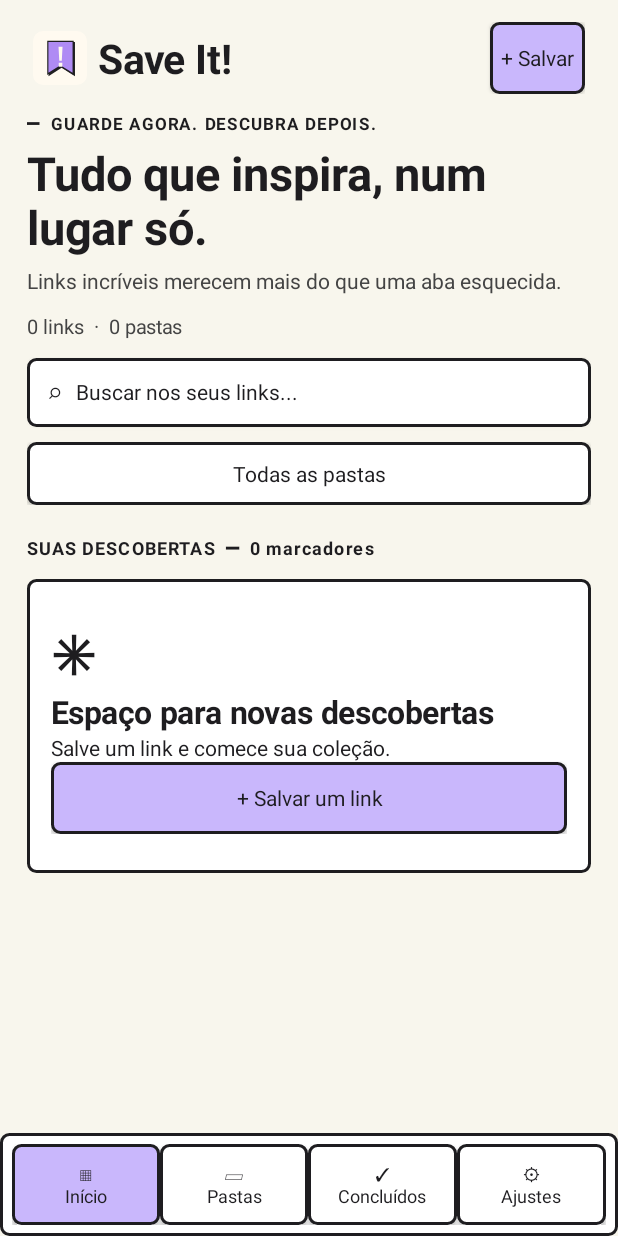
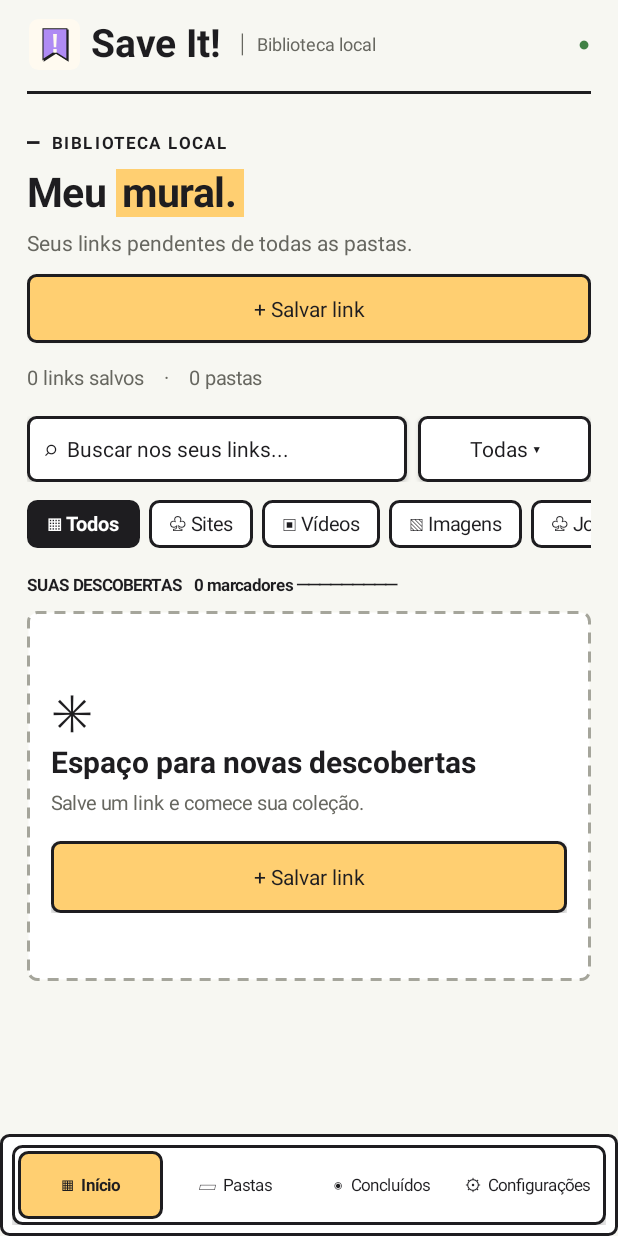
Before and after one commit to daadvi/Save-It, an Android app: the screen it shows after launch (MainActivity), on a phone screen of 412 x 824 dp. Run offline under Robolectric (Android 15) with nearby library versions, the phone set to English and light mode, and no system bars; pictures from the network do not load.

Commit message:
Alinha telas Android ao visual do computador

```diff
--- a/app/build.gradle.kts
+++ b/app/build.gradle.kts
@@ -9,8 +9,8 @@ android {
         applicationId = "br.com.saveit"
         minSdk = 26
         targetSdk = 35
-        versionCode = 4
-        versionName = "1.3.0"
+        versionCode = 5
+        versionName = "1.4.0"
     }
     testOptions.unitTests.isIncludeAndroidResources = true
     compileOptions {
--- a/app/src/main/java/br/com/saveit/Cards.kt
+++ b/app/src/main/java/br/com/saveit/Cards.kt
@@ -14,7 +14,7 @@ import coil.load
 import java.net.URI
 
 val ink = Color.rgb(30, 29, 32)
-val paper = Color.rgb(248, 246, 237)
+val paper = Color.rgb(247, 247, 242)
 fun Context.dp(value: Int) = (resources.displayMetrics.density * value + .5f).toInt()
 fun Context.panel(color: Int) = GradientDrawable().apply {
     setColor(color)
--- a/app/src/main/java/br/com/saveit/MainActivity.kt
+++ b/app/src/main/java/br/com/saveit/MainActivity.kt
@@ -21,6 +21,10 @@ class MainActivity : Activity() {
     private var folderId: String? = null
     private var doneFolder: String? = null
     private var query = ""
+    private var selectedType = 0
+    private var sortOrder = 0
+    private var selectedFolder: String? = null
+    private var folderStatus = 0
     private var accent = Color.rgb(201, 183, 252)
     private lateinit var column: LinearLayout
     private lateinit var grid: RecyclerView
@@ -111,101 +115,130 @@ class MainActivity : Activity() {
     private fun show() {
         column.removeAllViews()
         dock.removeAllViews()
-        val nav = listOf("▦\nInício", "▱\nPastas", "✓\nConcluídos", "⚙\nAjustes")
-        nav.forEachIndexed { index, text ->
-            val button = action(text, if (index == tab) accent else Color.WHITE) {
-                tab = index; query = ""; show()
-            }.apply { textSize = 12f; setPadding(dp(2), dp(3), dp(2), dp(3)); setTextColor(ink) }
-            dock.weighted(button, dp(54))
+        val navLabels = listOf("▦  Início", "▱  Pastas", "◉  Concluídos", "⚙  Configurações")
+        val dockShell = LinearLayout(this).apply {
+            gravity = Gravity.CENTER
+            background = outlined()
+            elevation = dp(5).toFloat()
+            setPadding(dp(4), dp(4), dp(4), dp(4))
         }
-        val header = row().apply { setPadding(dp(4), dp(7), dp(4), dp(12)) }
-        header.addView(ImageView(this).apply { setImageResource(R.drawable.bookmark) }, LinearLayout.LayoutParams(dp(36), dp(36)))
-        header.weighted(label("Save It!", 27, true).apply { setPadding(dp(7), 0, 0, 0) })
-        header.addView(action("+ Salvar", accent) { linkEditor() })
-        column.addView(header)
+        navLabels.forEachIndexed { index, title ->
+            val item = text(title, 11, index == tab).apply {
+                gravity = Gravity.CENTER
+                background = if (index == tab) outlined(honey) else null
+                setOnClickListener { tab = index; query = ""; show() }
+            }
+            dockShell.addView(item, LinearLayout.LayoutParams(0, dp(45), 1f))
+        }
+        dock.addView(dockShell, LinearLayout.LayoutParams(-1, -2))
 
-        val eyebrow = when (tab) {
-            1 -> "CADA IDEIA NO SEU LUGAR"
-            2 -> "MISSÃO CUMPRIDA"
-            3 -> "DEIXE COM A SUA CARA"
-            else -> "GUARDE AGORA. DESCUBRA DEPOIS."
+        val brand = row().apply { setPadding(dp(1), dp(5), dp(1), dp(14)) }
+        brand.addView(ImageView(this).apply { setImageResource(R.drawable.bookmark) }, LinearLayout.LayoutParams(dp(34), dp(34)))
+        brand.addView(text("Save It!", 26, true).apply { setPadding(dp(7), 0, dp(9), 0) })
+        brand.addView(text("│  Biblioteca local", 12, color = subtle), LinearLayout.LayoutParams(0, -2, 1f))
+        brand.addView(text("●", 13, color = Color.rgb(65, 130, 70)))
+        column.addView(brand)
+        column.addView(View(this).apply { setBackgroundColor(ink) }, LinearLayout.LayoutParams(-1, dp(2)))
+        column.addSpace(this, 25)
+        val eyebrow = listOf("BIBLIOTECA LOCAL", "CADA IDEIA NO SEU LUGAR", "MISSÃO CUMPRIDA", "DEIXE COM A SUA CARA")[tab]
+        column.addView(text("━  $eyebrow", 11, true).apply { letterSpacing = .13f })
+        column.addSpace(this, 10)
+        val heading = row()
+        val parts = listOf(
+            "Meu" to "mural.", "Um universo de" to "pastas.",
+            "Visto. Lido." to "Concluído.", "Seu espaço." to "Suas regras."
+        )[tab]
+        heading.addView(text(parts.first + " ", 27, true))
+        heading.addView(text(parts.second, 27, true).apply { setBackgroundColor(honey); setPadding(dp(4), 0, dp(4), 0) })
+        column.addView(heading)
+        column.addSpace(this, 10)
+        val subtitle = listOf(
+            "Seus links pendentes de todas as pastas.", "Organize suas descobertas. Do seu jeito.",
+            "Suas descobertas já exploradas, sempre à mão.", "Pequenos ajustes para uma coleção que é sua."
+        )[tab]
+        column.addView(text(subtitle, 14, color = subtle))
+        column.addSpace(this, 12)
+        if (tab != 3) {
+            column.addView(action("+ Salvar link", honey) { linkEditor() }, LinearLayout.LayoutParams(-1, dp(46)))
+            column.addSpace(this, 16)
         }
-        column.addView(label("━  $eyebrow", 11, true).apply { letterSpacing = .11f })
-        val heading = when (tab) {
-            1 -> "Um universo de pastas."
-            2 -> "Visto. Lido. Concluído."
-            3 -> "Seu espaço. Suas regras."
-            else -> "Tudo que inspira, num lugar só."
+        if (tab == 3) { settings(); return }
+        if (tab == 1) {
+            val newFolder = action("+ Nova pasta", Color.WHITE) { folderEditor() }
+            column.addView(newFolder, LinearLayout.LayoutParams(-1, dp(45)))
+            column.addSpace(this, 17)
+            val folderBar = LinearLayout(this)
+            if (folderId != null) folderBar.addView(action("‹ Voltar", Color.WHITE) {
+                folderId = library.folders.find { it.id == folderId }?.parent; show()
+            })
+            library.folders.filter { it.parent == folderId }.forEach { f ->
+                folderBar.addView(action("▱  " + f.name, honey) { folderId = f.id; show() }.apply {
+                    setOnLongClickListener { folderEditor(f); true }
+                })
+            }
+            if (folderId != null) column.addView(text(path(folderId), 14, true))
+            column.addView(HorizontalScrollView(this).apply { addView(folderBar) })
+            if (library.folders.isEmpty()) {
+                val emptyFolders = emptyPanel("Sua primeira pasta está esperando", "Crie um lugar para suas próximas descobertas.")
+                emptyFolders.addView(action("Nova pasta", honey) { folderEditor() })
+                column.addView(emptyFolders, LinearLayout.LayoutParams(-1, -2))
+            }
+            val statuses = row()
+            listOf("Pendentes", "Concluídos", "Todos").forEachIndexed { i, name ->
+                statuses.addView(chip(name, folderStatus == i) { folderStatus = i; show() })
+            }
+            column.addView(statuses)
+            column.addSpace(this, 12)
+        } else {
+            column.addView(text("${library.links.count { it.done == (tab == 2) }} links salvos    ·    ${library.folders.size} pastas", 13, color = subtle))
+            column.addSpace(this, 17)
         }
-        column.addView(label(heading, 31, true).apply {
-            setPadding(0, dp(4), 0, dp(5)); maxLines = 2
-        })
-        column.addView(label(when (tab) {
-            1 -> "Organize suas descobertas. Do seu jeito."
-            2 -> "Suas descobertas já exploradas, sempre à mão."
-            3 -> "Pequenos ajustes para uma coleção que é sua."
-            else -> "Links incríveis merecem mais do que uma aba esquecida."
-        }, 14).apply { setTextColor(Color.DKGRAY); setPadding(0, 0, 0, dp(12)) })
-        if (tab == 3) { settings(); return }
-        column.addView(label("${library.links.count { it.done == (tab == 2) }} links  ·  ${library.folders.size} pastas", 13).apply {
-            setPadding(0, 0, 0, dp(12)); setTextColor(Color.DKGRAY)
-        })
-        val search = action(if (query.isBlank()) "⌕   Buscar nos seus links..." else "⌕   $query", Color.WHITE) {
+        val searchRow = row()
+        val search = action(if (query.isEmpty()) "⌕  Buscar nos seus links..." else "⌕  $query", Color.WHITE) {
             val input = EditText(this).apply { setSingleLine(); setText(query); hint = "Título ou endereço" }
             AlertDialog.Builder(this).setTitle("Buscar marcadores").setView(input)
                 .setPositiveButton("Buscar") { _, _ -> query = input.text.toString().trim(); show() }
                 .setNeutralButton("Limpar") { _, _ -> query = ""; show() }.setNegativeButton("Cancelar", null).show()
-        }.apply { gravity = Gravity.CENTER_VERTICAL or Gravity.START; setPadding(dp(14), 0, dp(14), 0) }
-        column.addView(search, LinearLayout.LayoutParams(-1, dp(46)).apply { bottomMargin = dp(10) })
-        val tools = row()
-        if (tab == 1) {
-            tools.weighted(action("+ Nova pasta", accent) { folderEditor() }, dp(42))
-        } else {
-            tools.weighted(action(if (tab == 2 && doneFolder != null) folderName(doneFolder) else "Todas as pastas", Color.WHITE) {
-                select("Filtrar por pasta", listOf("Todas as pastas") + library.folders.map { path(it.id) }) {
-                    doneFolder = library.folders.getOrNull(it - 1)?.id; show()
-                }
-            }, dp(42))
+        }.apply { gravity = Gravity.CENTER_VERTICAL or Gravity.START; setPadding(dp(11), 0, 0, 0) }
+        searchRow.weighted(search, dp(44))
+        val folders = listOf("Todas as pastas") + library.folders.map { path(it.id) }
+        val folderFilter = action(if (selectedFolder == null) "Todas ▾" else folderName(selectedFolder), Color.WHITE) {
+            select("Filtrar por pasta", folders) { selectedFolder = library.folders.getOrNull(it - 1)?.id; show() }
         }
-        column.addView(tools)
-        if (tab == 1) {
-            val folderBar = LinearLayout(this).apply { setPadding(0, dp(10), 0, dp(7)) }
-            if (folderId != null) folderBar.addView(action("‹ Voltar", Color.WHITE) {
-                folderId = library.folders.find { it.id == folderId }?.parent; show()
+        searchRow.addView(folderFilter, LinearLayout.LayoutParams(dp(115), dp(44)).apply { leftMargin = dp(7) })
+        column.addView(searchRow)
+        column.addSpace(this, 12)
+        val chips = LinearLayout(this)
+        listOf("▦ Todos", "♧ Sites", "▣ Vídeos", "▧ Imagens", "♧ Jogos").forEachIndexed { i, name ->
+            chips.addView(chip(name, selectedType == i) { selectedType = i; show() }.apply {
+                layoutParams = LinearLayout.LayoutParams(-2, -2).apply { rightMargin = dp(6) }
             })
-            library.folders.filter { it.parent == folderId }.forEach { f ->
-                folderBar.addView(action("▱  " + f.name, accent) { folderId = f.id; show() }.apply {
-                    setOnLongClickListener { folderEditor(f); true }
-                })
-            }
-            if (folderId != null) column.addView(label(path(folderId), 14, true))
-            column.addView(HorizontalScrollView(this).apply { addView(folderBar) })
         }
+        column.addView(HorizontalScrollView(this).apply { isHorizontalScrollBarEnabled = false; addView(chips) })
+        column.addSpace(this, 17)
         val items = library.links.filter { b ->
-            val inFolder = when (tab) {
+            val folderMatch = when (tab) {
                 1 -> b.folder == folderId
                 2 -> doneFolder == null || library.path(b.folder).any { it.id == doneFolder }
+                else -> selectedFolder == null || library.path(b.folder).any { it.id == selectedFolder }
+            }
+            val statusMatch = if (tab == 1) folderStatus == 2 || b.done == (folderStatus == 1) else b.done == (tab == 2)
+            val kind = when (selectedType) {
+                2 -> b.url.contains("youtube", true) || b.url.contains("vimeo", true) || b.url.contains("instagram", true)
+                3 -> b.url.substringBefore('?').matches(Regex(".*\\.(png|jpg|jpeg|webp|gif)", RegexOption.IGNORE_CASE))
+                4 -> b.url.contains("steampowered", true) || b.url.contains("itch.io", true)
+                1 -> !b.url.contains("youtube", true) && !b.url.contains("instagram", true)
                 else -> true
             }
-            b.done == (tab == 2) && inFolder && (b.title.contains(query, true) || b.url.contains(query, true) || b.note.contains(query, true))
+            folderMatch && statusMatch && kind && (b.title.contains(query, true) || b.url.contains(query, true) || b.note.contains(query, true))
         }.sortedByDescending { if (tab == 2) it.completed else it.created }
-        column.addView(label("SUAS DESCOBERTAS  ━  ${items.size} marcadores", 12, true).apply {
-            letterSpacing = .06f; setPadding(0, dp(20), 0, dp(12))
-        })
+        column.addView(text("SUAS DESCOBERTAS   ${items.size} marcadores ─────────", 11, true))
+        column.addSpace(this, 10)
         if (items.isEmpty()) {
-            val empty = LinearLayout(this).apply {
-                orientation = LinearLayout.VERTICAL; gravity = Gravity.CENTER
-                background = panel(Color.WHITE); setPadding(dp(16), dp(26), dp(16), dp(26))
-            }
-            empty.addView(label("✳", 35, true))
-            empty.addView(label(if (query.isNotBlank()) "Nenhum link por aqui" else "Espaço para novas descobertas", 21, true))
-            empty.addView(label(when {
-                query.isNotBlank() -> "Tente outro termo ou ajuste os filtros."
-                tab == 2 -> "Seus links concluídos aparecerão aqui."
-                else -> "Salve um link e comece sua coleção."
-            }, 14))
-            if (tab != 2) empty.addView(action("+ Salvar um link", accent) { linkEditor() })
-            column.addView(empty, LinearLayout.LayoutParams(-1, -2))
+            val title = if (query.isNotEmpty()) "Nenhum link por aqui" else if (tab == 2) "Nada concluído ainda" else "Espaço para novas descobertas"
+            val panel = emptyPanel(title, if (query.isNotEmpty()) "Tente outro termo ou ajuste os filtros." else "Salve um link e comece sua coleção.")
+            if (tab != 2) panel.addView(action("+ Salvar link", honey) { linkEditor() })
+            column.addView(panel, LinearLayout.LayoutParams(-1, -2))
             return
         }
         grid = RecyclerView(this).apply {
@@ -213,6 +246,18 @@ class MainActivity : Activity() {
             adapter = Cards(items, library.folders.associateBy { it.id }, accent, ::openLink, { linkEditor(it) }, ::complete, ::resolve)
         }
         column.addView(grid, LinearLayout.LayoutParams(-1, 0, 1f))
+    }
+
+    private fun emptyPanel(title: String, description: String) = LinearLayout(this).apply {
+        orientation = LinearLayout.VERTICAL
+        gravity = Gravity.CENTER
+        background = outlined(dashed = true)
+        setPadding(dp(16), dp(45), dp(16), dp(45))
+        addView(text("✳", 33))
+        addView(text(title, 20, true))
+        addSpace(this@MainActivity, 8)
+        addView(text(description, 13, color = subtle))
+        addSpace(this@MainActivity, 17)
     }
 
     private fun openLink(link: Link) {
@@ -283,21 +328,54 @@ class MainActivity : Activity() {
     }
     private fun settings() {
         val list = LinearLayout(this).apply { orientation = LinearLayout.VERTICAL }
-        column.addView(ScrollView(this).apply { addView(list) })
-        list.addView(label("Cor de destaque", 18, true))
-        val names = listOf("Lilás", "Menta", "Mel", "Rosa")
-        val colors = listOf("#C9B7FC", "#ACDFBE", "#FFD278", "#FFB7CA")
-        val colorsRow = row()
-        names.forEachIndexed { i, name -> colorsRow.weighted(action(name, Color.parseColor(colors[i])) {
-            accent = Color.parseColor(colors[i]); prefs.edit().putInt("accent", accent).apply(); show()
-        }) }
-        list.addView(colorsRow)
-        list.addView(label("Coleção neste dispositivo", 18, true))
-        list.addView(action("Importar JSON ou HTML", accent) {
+        column.addView(ScrollView(this).apply { addView(list) }, LinearLayout.LayoutParams(-1, 0, 1f))
+        val appearance = surface()
+        appearance.addView(text("Aparência", 21, true))
+        appearance.addSpace(this, 9)
+        appearance.addView(text("Uma cor para acompanhar suas descobertas.", 13, color = subtle))
+        appearance.addSpace(this, 14)
+        val colors = listOf("#C9B7FC", "#FFD17E", "#BCE5C8", "#FFB6CB", "#A9D9FA")
+        val colorRow = row()
+        colors.forEach { value ->
+            val color = Color.parseColor(value)
+            colorRow.addView(text(if (accent == color) "✓" else "", 18, true).apply {
+                gravity = Gravity.CENTER; background = outlined(color)
+                setOnClickListener { accent = color; prefs.edit().putInt("accent", accent).apply(); show() }
+            }, LinearLayout.LayoutParams(dp(38), dp(38)).apply { rightMargin = dp(10) })
+        }
+        appearance.addView(colorRow)
+        appearance.addSpace(this, 15)
+        appearance.addView(text("Tema", 13, true))
+        appearance.addView(action("Claro  ▾", Color.WHITE) { message("Tema claro selecionado") })
+        appearance.addSpace(this, 12)
+        appearance.addView(text("Tamanho dos cards", 13, true))
+        appearance.addView(action(if (prefs.getBoolean("compact", false)) "Compacto  ▾" else "Confortável  ▾", Color.WHITE) {
+            select("Tamanho dos cards", listOf("Confortável", "Compacto")) {
+                prefs.edit().putBoolean("compact", it == 1).apply(); show()
+            }
+        })
+        list.addView(appearance, LinearLayout.LayoutParams(-1, -2).apply { bottomMargin = dp(16) })
+
+        val portable = surface()
+        portable.addView(text("Seus links vão com você", 21, true))
+        portable.addSpace(this, 9)
+        portable.addView(text("Importe favoritos do navegador ou restaure um backup. O JSON preserva pastas, notas e conclusão.", 13, color = subtle))
+        portable.addSpace(this, 16)
+        portable.addView(action("Importar JSON / HTML", honey) {
             startActivityForResult(Intent(Intent.ACTION_OPEN_DOCUMENT).addCategory(Intent.CATEGORY_OPENABLE).setType("*/*"), 1)
         })
-        list.addView(action("Exportar backup JSON", Color.WHITE) { export(false) })
-        list.addView(action("Exportar favoritos HTML", Color.WHITE) { export(true) })
+        portable.addSpace(this, 11)
+        val exports = row()
+        exports.weighted(action("Exportar JSON", Color.WHITE) { export(false) }, dp(45))
+        exports.weighted(action("Exportar HTML", Color.WHITE) { export(true) }, dp(45))
+        portable.addView(exports)
+        list.addView(portable, LinearLayout.LayoutParams(-1, -2).apply { bottomMargin = dp(16) })
+
+        val previewsPanel = surface()
+        previewsPanel.addView(text("Prévias automáticas", 21, true))
+        previewsPanel.addSpace(this, 9)
+        previewsPanel.addView(text("As imagens dos links são consultadas quando há internet. Quando não há prévia, o domínio aparece no card.", 13, color = subtle))
+        list.addView(previewsPanel)
     }
     private fun export(html: Boolean) {
         exportHtml = html
--- /dev/null
+++ b/app/src/main/java/br/com/saveit/Visuals.kt
@@ -0,0 +1,48 @@
+package br.com.saveit
+
+import android.content.Context
+import android.graphics.Color
+import android.graphics.Typeface
+import android.graphics.drawable.GradientDrawable
+import android.view.Gravity
+import android.view.View
+import android.widget.LinearLayout
+import android.widget.TextView
+
+val honey = Color.rgb(255, 207, 113)
+val subtle = Color.rgb(103, 103, 96)
+
+fun Context.outlined(color: Int = Color.WHITE, dashed: Boolean = false): GradientDrawable =
+    GradientDrawable().apply {
+        setColor(color)
+        cornerRadius = dp(6).toFloat()
+        if (dashed) setStroke(dp(2), Color.rgb(165, 165, 155), dp(7).toFloat(), dp(5).toFloat())
+        else setStroke(dp(2), ink)
+    }
+
+fun Context.text(value: String, size: Int, bold: Boolean = false, color: Int = ink) = TextView(this).apply {
+    text = value
+    textSize = size.toFloat()
+    setTextColor(color)
+    typeface = Typeface.create("sans-serif", if (bold) Typeface.BOLD else Typeface.NORMAL)
+    includeFontPadding = false
+}
+
+fun Context.chip(value: String, active: Boolean, onClick: () -> Unit) = text(value, 13, active,
+    if (active) Color.WHITE else ink).apply {
+    gravity = Gravity.CENTER
+    background = outlined(if (active) ink else Color.WHITE)
+    setPadding(dp(13), dp(7), dp(13), dp(7))
+    setOnClickListener { onClick() }
+}
+
+fun Context.surface(): LinearLayout = LinearLayout(this).apply {
+    orientation = LinearLayout.VERTICAL
+    background = outlined()
+    elevation = dp(4).toFloat()
+    setPadding(dp(18), dp(18), dp(18), dp(18))
+}
+
+fun LinearLayout.addSpace(context: Context, height: Int) {
+    addView(View(context), LinearLayout.LayoutParams(1, context.dp(height)))
+}
```
